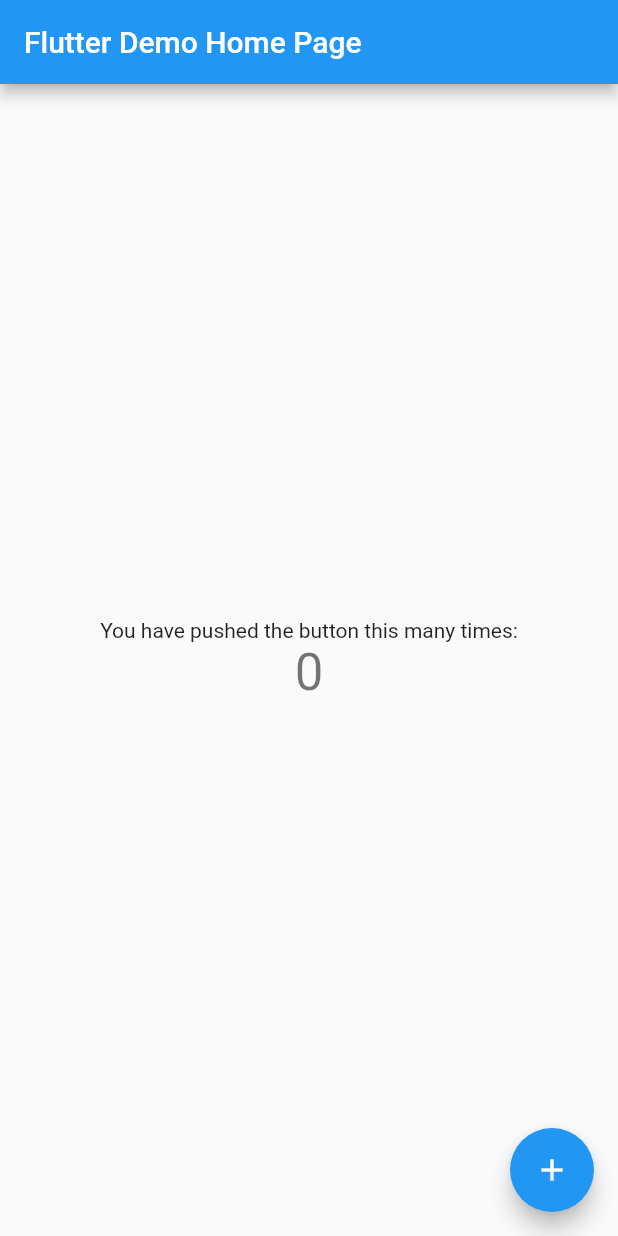
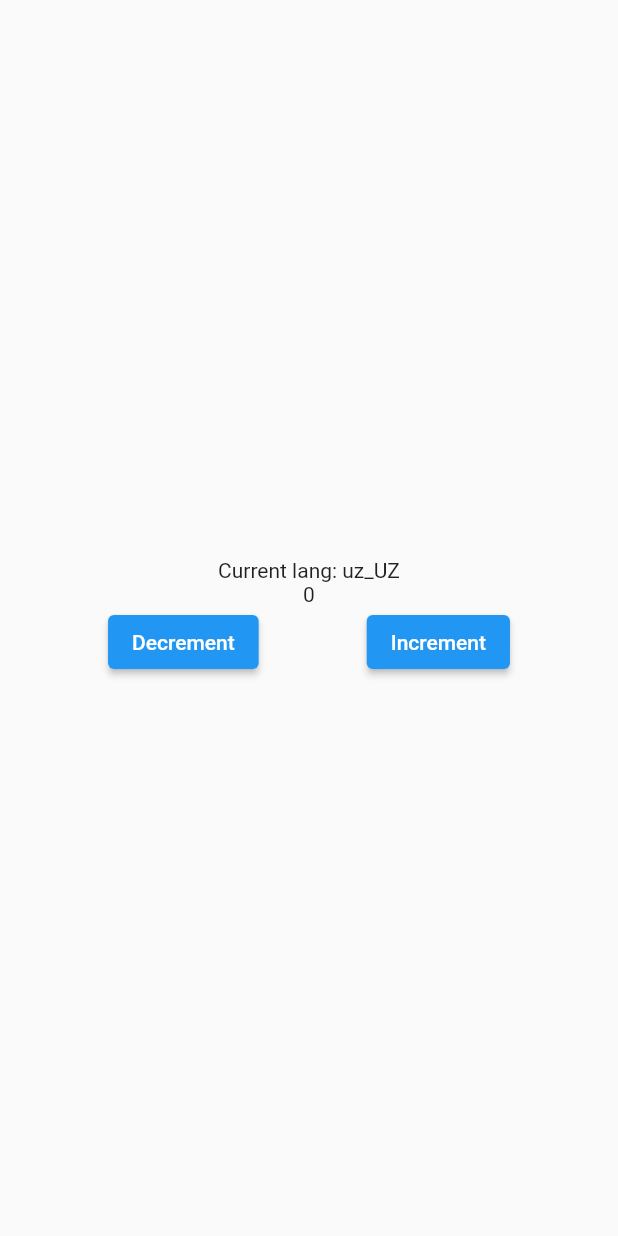
Before and after one commit to webdastur/get_architecture, a Flutter app: the screen it shows after launch, on a phone screen of 412 x 824 dp. Run offline on Flutter 3.47's test engine with Material 2 defaults, Android fonts, the phone set to English and light mode, and no system bars; our stand-ins replace get, hive, hive_flutter, logger; accounts and stored records are empty.

Commit message:
Storage and Controller services added

````diff
--- /dev/null
+++ b/assets/langs/en_EN.json
@@ -0,0 +1,3 @@
+{
+  "title": "Get Architecture"
+}
--- /dev/null
+++ b/assets/langs/ru_RU.json
@@ -0,0 +1,3 @@
+{
+  "title": "Get Architecture"
+}
--- /dev/null
+++ b/lib/app.dart
@@ -0,0 +1,32 @@
+import 'package:flutter/material.dart';
+import 'package:get/get.dart';
+import 'package:get_architecture/data/localization/app_messages.dart';
+import 'package:get_architecture/data/utils/app_route_utils.dart';
+import 'package:get_architecture/ui/pages/home_page.dart';
+import 'package:logger/logger.dart';
+
+class App extends StatelessWidget {
+  const App({Key? key}) : super(key: key);
+
+  @override
+  Widget build(BuildContext context) {
+    return GetMaterialApp(
+      translations: AppMessages(),
+      initialRoute: HomePage.routeName,
+      getPages: AppRouteUtils.routes,
+      supportedLocales: [
+        Locale("ru", "RU"),
+        Locale("en", "EN"),
+      ],
+      fallbackLocale: Locale("ru", "RU"),
+      logWriterCallback: (text, {isError = false}) {
+        Logger logger = Logger();
+        if (isError) {
+          logger.e(text.toString());
+        } else {
+          logger.i(text.toString());
+        }
+      },
+    );
+  }
+}
--- /dev/null
+++ b/lib/data/controllers/count_controller.dart
@@ -0,0 +1,28 @@
+import 'package:get/get.dart';
+import 'package:get_architecture/data/utils/app_logger_util.dart';
+
+class CountController extends GetxController {
+  int count = 0;
+
+  void increment() {
+    count++;
+    update();
+  }
+
+  void decrement() {
+    count--;
+    update();
+  }
+
+  @override
+  void onInit() {
+    super.onInit();
+    AppLoggerUtil.i("onInit");
+  }
+
+  @override
+  void onClose() {
+    super.onClose();
+    AppLoggerUtil.i("onInit");
+  }
+}
--- /dev/null
+++ b/lib/data/localization/app_messages.dart
@@ -0,0 +1,13 @@
+import 'package:get/get.dart';
+
+class AppMessages extends Translations {
+  @override
+  Map<String, Map<String, String>> get keys => {
+  "en_EN": {
+    "title": "Get Architecture"
+  },
+  "ru_RU": {
+    "title": "Get Architecture"
+  }
+};
+}
--- /dev/null
+++ b/lib/data/localization/locale_keys.dart
@@ -0,0 +1,5 @@
+// DO NOT EDIT. This is code generated via package:get_localekeys/get_localekeys.dart
+abstract class  LocaleKeys {
+  static const title = 'title';
+
+}
--- /dev/null
+++ b/lib/data/services/controller_service.dart
@@ -0,0 +1,18 @@
+import 'package:get/get.dart';
+import 'package:get_architecture/data/controllers/count_controller.dart';
+
+class ControllerService {
+  static Future<void> init() async {
+    await Get.putAsync<ControllerService>(() async {
+      final controllerService = ControllerService();
+      await controllerService.create();
+      return controllerService;
+    });
+  }
+
+  Future<void> create() async {
+    Get.put<CountController>(CountController(), permanent: true);
+  }
+
+  CountController get countController => Get.find<CountController>();
+}
--- /dev/null
+++ b/lib/data/services/root_service.dart
@@ -0,0 +1,14 @@
+import 'package:get_architecture/data/services/controller_service.dart';
+import 'package:get/get.dart';
+import 'package:get_architecture/data/services/storage_service.dart';
+
+class RootService {
+  static Future<void> init() async {
+    await ControllerService.init();
+    await StorageService.init();
+  }
+
+  static ControllerService get controller => Get.find<ControllerService>();
+
+  static StorageService get storage => Get.find<StorageService>();
+}
--- /dev/null
+++ b/lib/data/services/storage_service.dart
@@ -0,0 +1,31 @@
+import 'package:flutter/material.dart';
+import 'package:get/get.dart';
+import 'package:hive/hive.dart';
+
+class StorageService {
+  late final Box _box;
+
+  static Future<void> init() async {
+    await Get.putAsync<StorageService>(() async {
+      final storageService = StorageService();
+      await storageService.create();
+      return storageService;
+    }, permanent: true);
+  }
+
+  Future<void> create() async {
+    _box = await Hive.openBox('app');
+  }
+
+  String getLocale() {
+    return _box.get(_StorageKeys.LOCALE, defaultValue: 'uz_UZ');
+  }
+
+  Future<void> setLocale(Locale locale) async {
+    await _box.put(_StorageKeys.LOCALE, locale.toString());
+  }
+}
+
+class _StorageKeys {
+  static const LOCALE = 'locale';
+}
--- /dev/null
+++ b/lib/data/utils/app_logger_util.dart
@@ -0,0 +1,43 @@
+// 📦 Package imports:
+import 'package:logger/logger.dart';
+
+/// [AppLoggerUtil] - dasturda consolega log chiqarish uchun ishlatiladi.
+///
+/// Misol uchun:
+/// ```dart
+/// AppLoggerUtil.i("Bu shunchaki info uchun");
+/// ```
+class AppLoggerUtil {
+  /// [Logger] ni instanci.
+  static Logger _logger = Logger(
+    printer: PrettyPrinter(),
+  );
+
+  /// Debug log uchun.
+  ///
+  /// [message] - bu consolega chiqariladigan habar.
+  static void d(String message) {
+    _logger.d(message);
+  }
+
+  /// Info log uchun.
+  ///
+  /// [message] - bu consolega chiqariladigan habar.
+  static void i(String message) {
+    _logger.i(message);
+  }
+
+  /// Warning log uchun.
+  ///
+  /// [message] - bu consolega chiqariladigan habar.
+  static void w(String message) {
+    _logger.w(message);
+  }
+
+  /// Error log uchun.
+  ///
+  /// [message] - bu consolega chiqariladigan habar.
+  static void e(String message) {
+    _logger.e(message);
+  }
+}
--- /dev/null
+++ b/lib/data/utils/app_route_utils.dart
@@ -0,0 +1,11 @@
+import 'package:get/get.dart';
+import 'package:get_architecture/ui/pages/home_page.dart';
+
+class AppRouteUtils {
+  static final List<GetPage<dynamic>> routes = [
+    GetPage(
+      name: HomePage.routeName,
+      page: () => HomePage(),
+    ),
+  ];
+}
--- a/lib/main.dart
+++ b/lib/main.dart
@@ -1,113 +1,11 @@
 import 'package:flutter/material.dart';
+import 'package:get_architecture/app.dart';
+import 'package:get_architecture/data/services/root_service.dart';
+import 'package:hive_flutter/hive_flutter.dart';
+import 'package:hive/hive.dart';
 
-void main() {
-  runApp(MyApp());
+main() async {
+  await Hive.initFlutter();
+  await RootService.init();
+  runApp(App());
 }
-
-class MyApp extends StatelessWidget {
-  // This widget is the root of your application.
-  @override
-  Widget build(BuildContext context) {
-    return MaterialApp(
-      title: 'Flutter Demo',
-      theme: ThemeData(
-        // This is the theme of your application.
-        //
-        // Try running your application with "flutter run". You'll see the
-        // application has a blue toolbar. Then, without quitting the app, try
-        // changing the primarySwatch below to Colors.green and then invoke
-        // "hot reload" (press "r" in the console where you ran "flutter run",
-        // or simply save your changes to "hot reload" in a Flutter IDE).
-        // Notice that the counter didn't reset back to zero; the application
-        // is not restarted.
-        primarySwatch: Colors.blue,
-      ),
-      home: MyHomePage(title: 'Flutter Demo Home Page'),
-    );
-  }
-}
-
-class MyHomePage extends StatefulWidget {
-  MyHomePage({Key key, this.title}) : super(key: key);
-
-  // This widget is the home page of your application. It is stateful, meaning
-  // that it has a State object (defined below) that contains fields that affect
-  // how it looks.
-
-  // This class is the configuration for the state. It holds the values (in this
-  // case the title) provided by the parent (in this case the App widget) and
-  // used by the build method of the State. Fields in a Widget subclass are
-  // always marked "final".
-
-  final String title;
-
-  @override
-  _MyHomePageState createState() => _MyHomePageState();
-}
-
-class _MyHomePageState extends State<MyHomePage> {
-  int _counter = 0;
-
-  void _incrementCounter() {
-    setState(() {
-      // This call to setState tells the Flutter framework that something has
-      // changed in this State, which causes it to rerun the build method below
-      // so that the display can reflect the updated values. If we changed
-      // _counter without calling setState(), then the build method would not be
-      // called again, and so nothing would appear to happen.
-      _counter++;
-    });
-  }
-
-  @override
-  Widget build(BuildContext context) {
-    // This method is rerun every time setState is called, for instance as done
-    // by the _incrementCounter method above.
-    //
-    // The Flutter framework has been optimized to make rerunning build methods
-    // fast, so that you can just rebuild anything that needs updating rather
-    // than having to individually change instances of widgets.
-    return Scaffold(
-      appBar: AppBar(
-        // Here we take the value from the MyHomePage object that was created by
-        // the App.build method, and use it to set our appbar title.
-        title: Text(widget.title),
-      ),
-      body: Center(
-        // Center is a layout widget. It takes a single child and positions it
-        // in the middle of the parent.
-        child: Column(
-          // Column is also a layout widget. It takes a list of children and
-          // arranges them vertically. By default, it sizes itself to fit its
-          // children horizontally, and tries to be as tall as its parent.
-          //
-          // Invoke "debug painting" (press "p" in the console, choose the
-          // "Toggle Debug Paint" action from the Flutter Inspector in Android
-          // Studio, or the "Toggle Debug Paint" command in Visual Studio Code)
-          // to see the wireframe for each widget.
-          //
-          // Column has various properties to control how it sizes itself and
-          // how it positions its children. Here we use mainAxisAlignment to
-          // center the children vertically; the main axis here is the vertical
-          // axis because Columns are vertical (the cross axis would be
-          // horizontal).
-          mainAxisAlignment: MainAxisAlignment.center,
-          children: <Widget>[
-            Text(
-              'You have pushed the button this many times:',
-            ),
-            Text(
-              '$_counter',
-              style: Theme.of(context).textTheme.headline4,
-            ),
-          ],
-        ),
-      ),
-      floatingActionButton: FloatingActionButton(
-        onPressed: _incrementCounter,
-        tooltip: 'Increment',
-        child: Icon(Icons.add),
-      ), // This trailing comma makes auto-formatting nicer for build methods.
-    );
-  }
-}
--- /dev/null
+++ b/lib/ui/pages/home_page.dart
@@ -0,0 +1,43 @@
+import 'package:flutter/material.dart';
+import 'package:get/get.dart';
+import 'package:get_architecture/data/controllers/count_controller.dart';
+import 'package:get_architecture/data/services/root_service.dart';
+
+class HomePage extends StatelessWidget {
+  static const routeName = "/homePage";
+
+  @override
+  Widget build(BuildContext context) {
+    return Scaffold(
+      body: GetBuilder<CountController>(
+        builder: (controller) => Center(
+          child: Column(
+            mainAxisAlignment: MainAxisAlignment.center,
+            crossAxisAlignment: CrossAxisAlignment.center,
+            children: [
+              Text("Current lang: ${RootService.storage.getLocale()}"),
+              Text("${controller.count}"),
+              Row(
+                mainAxisAlignment: MainAxisAlignment.spaceEvenly,
+                children: [
+                  ElevatedButton(
+                    onPressed: () {
+                      RootService.controller.countController.decrement();
+                    },
+                    child: Text("Decrement"),
+                  ),
+                  ElevatedButton(
+                    onPressed: () {
+                      RootService.controller.countController.increment();
+                    },
+                    child: Text("Increment"),
+                  ),
+                ],
+              ),
+            ],
+          ),
+        ),
+      ),
+    );
+  }
+}
````
Also changed, not shown: lib/data/db/database.dart (added, +9 -0 lines), pubspec.yaml (+10 -11 lines), pubspec.lock, 2 other files.
